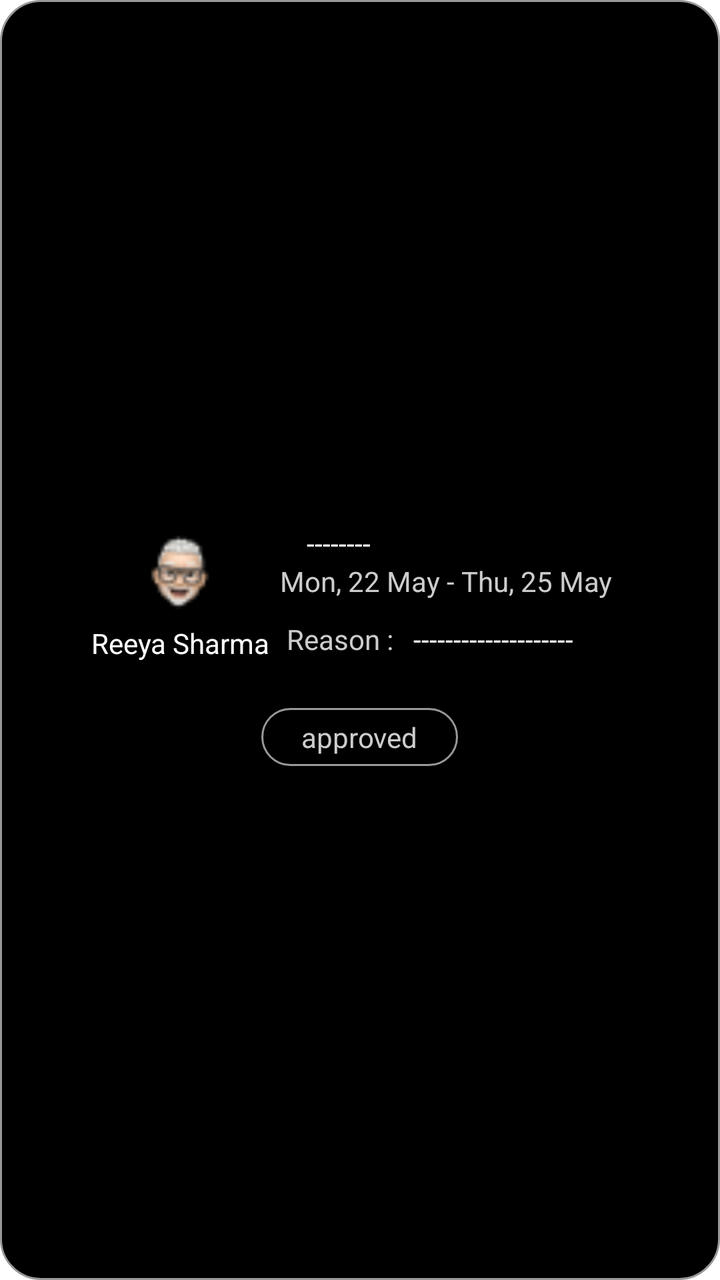
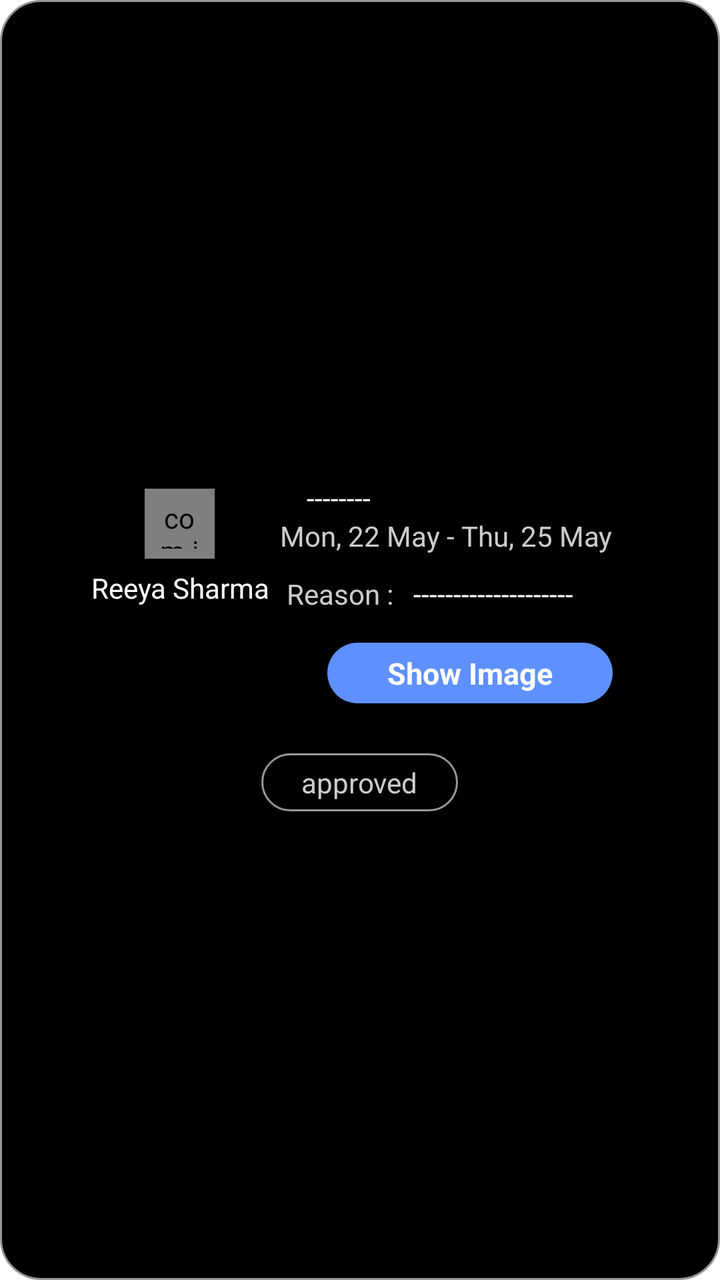

Two renders of the same Android screen: before a commit and after it. Below are the layout's source before the change and the commit's diff.
<!-- AndroidManifest.xml: application theme AppTheme -->
<!-- res/layout/leave_histroy_recy.xml -->
<?xml version="1.0" encoding="utf-8"?>
<layout xmlns:android="http://schemas.android.com/apk/res/android">

    <RelativeLayout
        android:layout_width="match_parent"
        android:layout_height="wrap_content"
        android:layout_margin="10dp"
        android:background="@drawable/cardview_border"
        android:gravity="center"
        android:orientation="horizontal"
        android:padding="@dimen/_5dp">

        <LinearLayout
            android:id="@+id/photo"
            android:layout_width="wrap_content"
            android:layout_height="wrap_content"
            android:layout_alignParentStart="true"
            android:layout_marginStart="@dimen/_20dp"
            android:layout_marginTop="@dimen/_10"
            android:layout_marginBottom="@dimen/_10"
            android:gravity="center"
            android:orientation="vertical"
            android:padding="@dimen/_5dp">


            <ImageView
                android:id="@+id/profilepic"
                android:layout_width="50dp"
                android:layout_height="50dp"
                android:src="@drawable/profile" />

            <TextView
                android:id="@+id/name"
                android:layout_width="120dp"
                android:layout_height="wrap_content"
                android:text="Reeya Sharma"
                android:gravity="center"
                android:maxLines="2"
                android:textColor="@color/white" />


        </LinearLayout>

        <LinearLayout
            android:id="@+id/linearlay"
            android:layout_width="@dimen/_200dp"
            android:layout_height="wrap_content"
            android:layout_alignEnd="@+id/photo"
            android:layout_alignParentEnd="true"
            android:layout_marginStart="@dimen/_10"
            android:layout_marginTop="@dimen/_10"
            android:layout_marginEnd="@dimen/_20dp"
            android:layout_marginBottom="@dimen/_10"
            android:orientation="vertical"
            android:padding="@dimen/_5dp">


            <TextView
                android:id="@+id/comment"
                android:layout_width="wrap_content"
                android:layout_height="wrap_content"
                android:layout_marginLeft="@dimen/_10"
                android:maxLines="2"
                android:text=" -------- "
                android:textColor="@color/white"
                android:textSize="14sp" />

            <TextView
                android:id="@+id/duration"
                android:layout_width="wrap_content"
                android:layout_height="wrap_content"
                android:gravity="start"
                android:text="Mon, 22 May - Thu, 25 May"
                android:textColor="@color/greyforText"
                android:textSize="14sp" />


            <LinearLayout
                android:layout_width="match_parent"
                android:layout_height="wrap_content"
                android:layout_marginTop="@dimen/_10"
                android:orientation="horizontal">

                <TextView
                    android:layout_width="wrap_content"
                    android:layout_height="wrap_content"
                    android:gravity="center"
                    android:text=" Reason :  "
                    android:textColor="@color/greyforText"
                    android:textSize="14sp" />

                <TextView
                    android:id="@+id/Reason"
                    android:layout_width="wrap_content"
                    android:layout_height="wrap_content"
                    android:maxLines="2"
                    android:text=" --------------------"
                    android:textColor="@color/white"
                    android:textSize="14sp" />
            </LinearLayout>

        </LinearLayout>

        <LinearLayout
            android:id="@+id/approveLay"
            android:layout_width="wrap_content"
            android:layout_height="wrap_content"
            android:layout_below="@+id/linearlay"
            android:layout_centerInParent="true"
            android:layout_marginTop="@dimen/_10"
            android:layout_marginBottom="@dimen/_10"
            android:background="@drawable/cardview_border"
            android:padding="@dimen/_5dp"
            android:visibility="gone">

            <TextView
                android:id="@+id/approved"
                android:layout_width="wrap_content"
                android:layout_height="wrap_content"
                android:text="Approved by "
                android:textColor="@color/greyforText" />

            <TextView
                android:id="@+id/approvedBy"
                android:layout_width="wrap_content"
                android:layout_height="wrap_content"
                android:text="Approved by "
                android:textColor="@color/white" />
        </LinearLayout>

        <TextView
            android:id="@+id/pendingOrReject"
            android:layout_width="wrap_content"
            android:layout_height="wrap_content"
            android:layout_below="@+id/linearlay"
            android:layout_centerInParent="true"
            android:layout_marginTop="@dimen/_10"
            android:layout_marginBottom="@dimen/_10"
            android:background="@drawable/cardview_border"
            android:paddingStart="@dimen/_20dp"
            android:paddingTop="@dimen/_5dp"
            android:paddingEnd="@dimen/_20dp"
            android:paddingBottom="@dimen/_5dp"
            android:text="approved"
            android:textColor="@color/greyforText" />
    </RelativeLayout>
</layout>
<!-- resources referenced by this layout -->
<resources>
  <color name="greyforText">#CCCCCC</color>
  <color name="white">#FFFFFF</color>
  <dimen name="_10">10dp</dimen>
  <dimen name="_200dp">200dp</dimen>
  <dimen name="_20dp">20dp</dimen>
  <dimen name="_5dp">5dp</dimen>
  <!-- drawable cardview_border (drawable) -->
  <shape xmlns:android="http://schemas.android.com/apk/res/android"
      android:shape="rectangle">
      <solid android:color="@android:color/black" /> 
      <corners android:radius="20dp" />
      <stroke
          android:width="1dp"
          android:color="#989898"
          />
  </shape>
  <!-- drawable profile: png bitmap (drawable, 1364 bytes) -->
  <style name="AppTheme" parent="Theme.MaterialComponents.Light.NoActionBar">
          <item name="colorPrimaryDark">@color/black</item>
          <item name="colorSurface">@color/white</item>
      </style>
  <color name="black">#FF000000</color>
</resources>

<!-- the commit's change to res/layout/leave_histroy_recy.xml (unified diff, before → after) -->
@@ -1,5 +1,6 @@
 <?xml version="1.0" encoding="utf-8"?>
-<layout xmlns:android="http://schemas.android.com/apk/res/android">
+<layout xmlns:app="http://schemas.android.com/apk/res-auto"
+    xmlns:android="http://schemas.android.com/apk/res/android">
 
     <RelativeLayout
         android:layout_width="match_parent"
@@ -23,12 +24,20 @@
             android:padding="@dimen/_5dp">
 
 
-            <ImageView
+            <com.makeramen.roundedimageview.RoundedImageView
                 android:id="@+id/profilepic"
                 android:layout_width="50dp"
                 android:layout_height="50dp"
-                android:src="@drawable/profile" />
-
+                android:src="@drawable/profile"
+                android:scaleType="centerCrop"
+                android:visibility="gone"
+                app:riv_oval="true"/>
+            <com.investmango.hrconsole.commonclasses.InitialAvatarView
+                android:id="@+id/initialAvatar"
+                android:layout_width="35dp"
+                android:layout_height="35dp"
+                android:layout_margin="@dimen/_5dp"
+                android:padding="@dimen/_5dp" />
             <TextView
                 android:id="@+id/name"
                 android:layout_width="120dp"
@@ -98,8 +107,24 @@
                     android:textColor="@color/white"
                     android:textSize="14sp" />
             </LinearLayout>
-
-        </LinearLayout>
+            <TextView
+                android:id="@+id/showImg"
+                android:layout_width="wrap_content"
+                android:layout_height="wrap_content"
+                android:layout_above="@+id/Addcomments"
+                android:layout_centerInParent="true"
+                android:layout_gravity="center"
+                android:background="@drawable/blue_bg"
+                android:gravity="center"
+                android:paddingStart="@dimen/_30dp"
+                android:paddingTop="@dimen/_5dp"
+                android:paddingEnd="@dimen/_30dp"
+                android:layout_marginTop="@dimen/_15"
+                android:paddingBottom="@dimen/_5dp"
+                android:text="Show Image"
+                android:textColor="@color/white"
+                android:textSize="@dimen/_15"
+                android:textStyle="bold" />        </LinearLayout>
 
         <LinearLayout
             android:id="@+id/approveLay"
<!-- resource entries referenced after the edit -->
@@ -3,9 +3,18 @@
   <color name="greyforText">#CCCCCC</color>
   <color name="white">#FFFFFF</color>
   <dimen name="_10">10dp</dimen>
+  <dimen name="_15">15dp</dimen>
   <dimen name="_200dp">200dp</dimen>
   <dimen name="_20dp">20dp</dimen>
+  <dimen name="_30dp">30dp</dimen>
   <dimen name="_5dp">5dp</dimen>
+  <!-- drawable blue_bg (drawable) -->
+  <?xml version="1.0" encoding="utf-8"?>
+  <shape xmlns:android="http://schemas.android.com/apk/res/android"
+      android:shape="rectangle">
+      <solid android:color="@color/lightBlue"/>
+  <corners android:radius="@dimen/_20dp"/>
+  </shape>
   <!-- drawable cardview_border (drawable) -->
   <shape xmlns:android="http://schemas.android.com/apk/res/android"
       android:shape="rectangle">
@@ -21,6 +30,7 @@
           <item name="colorPrimaryDark">@color/black</item>
           <item name="colorSurface">@color/white</item>
       </style>
+  <color name="lightBlue">#5E90FF</color>
   <color name="black">#FF000000</color>
 </resources>
 
